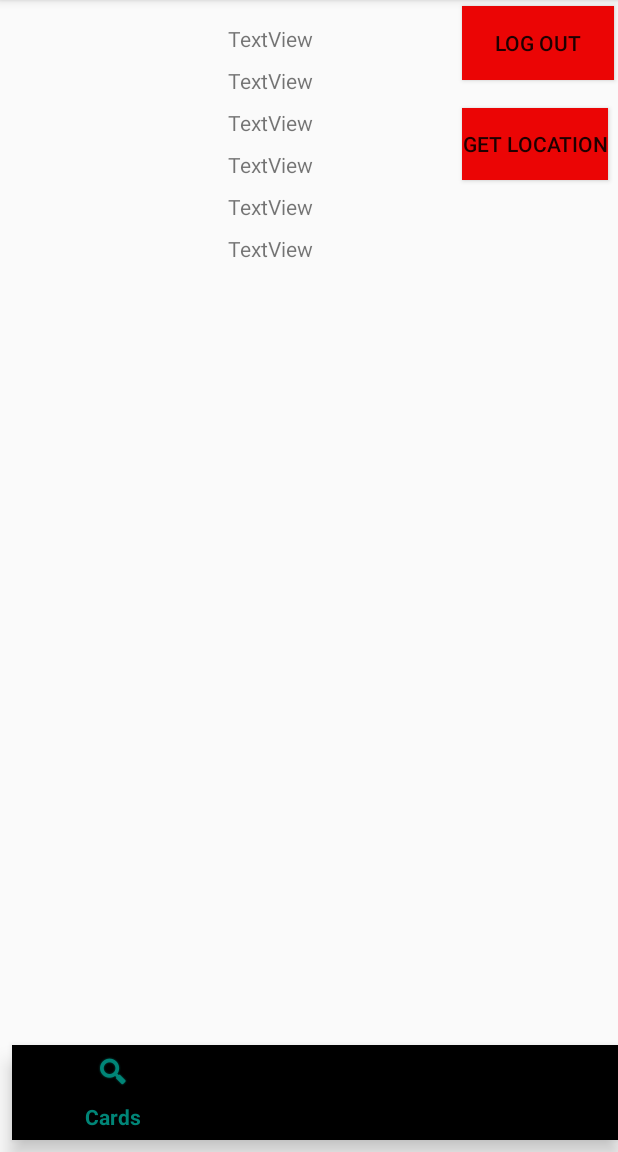
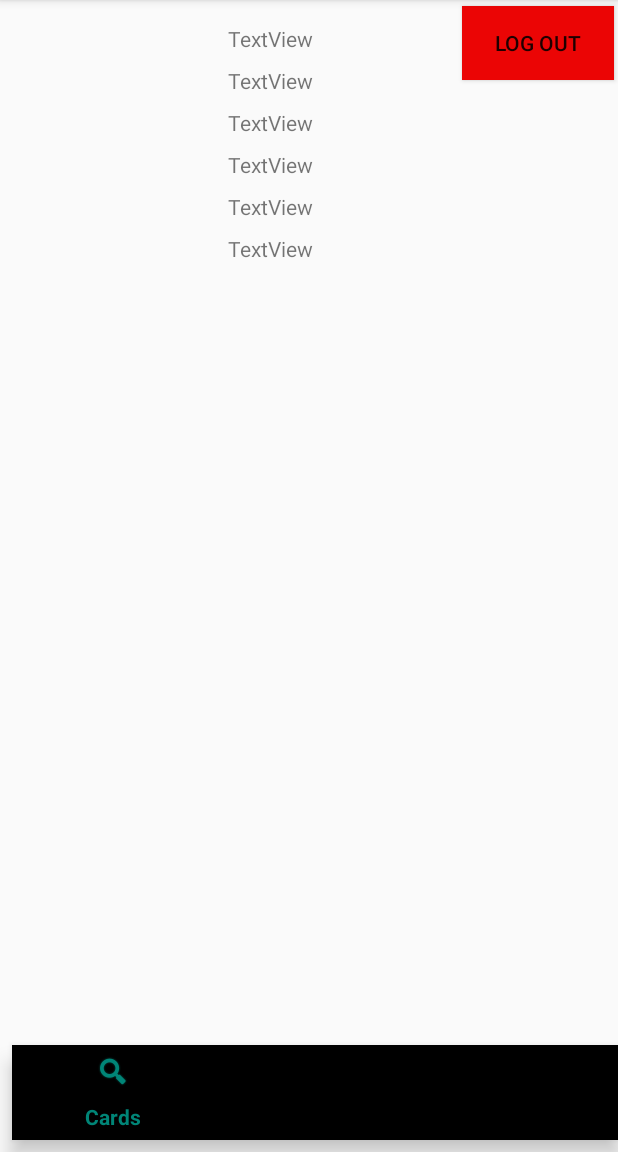
Before and after one commit to activity-tinder/ActivityTinder, an Android app: the fragment ProfileFragment placed in its activity, on a phone screen of 412 x 824 dp, the part 84-1236 px from its top. Run offline under Robolectric (Android 15) with nearby library versions, the phone set to English and light mode, and no system bars; 6 statements that could not run were skipped.

Commit message:
Updating geolocation buttons.

```diff
--- a/app/src/main/res/layout/fragment_profile.xml
+++ b/app/src/main/res/layout/fragment_profile.xml
@@ -18,17 +18,6 @@
         app:layout_constraintStart_toStartOf="parent"
         app:layout_constraintTop_toTopOf="parent" />
 
-    <Button
-        android:id="@+id/get_location_btn"
-        android:layout_width="wrap_content"
-        android:layout_height="wrap_content"
-        android:layout_marginStart="308dp"
-        android:layout_marginLeft="308dp"
-        android:layout_marginTop="72dp"
-        android:background="@color/red"
-        android:text="GET LOCATION"
-        app:layout_constraintStart_toStartOf="parent"
-        app:layout_constraintTop_toTopOf="parent" />
 
     <TextView
         android:id="@+id/tvName"
```
Also changed, not shown: app/src/main/java/com/example/activtytinder/Fragments/ProfileFragment.java (+0 -54 lines), app/src/main/java/com/example/activtytinder/SignUpActivity.java (+6 -1 lines), app/src/main/java/com/example/activtytinder/Tools.java (added, +62 -0 lines).
